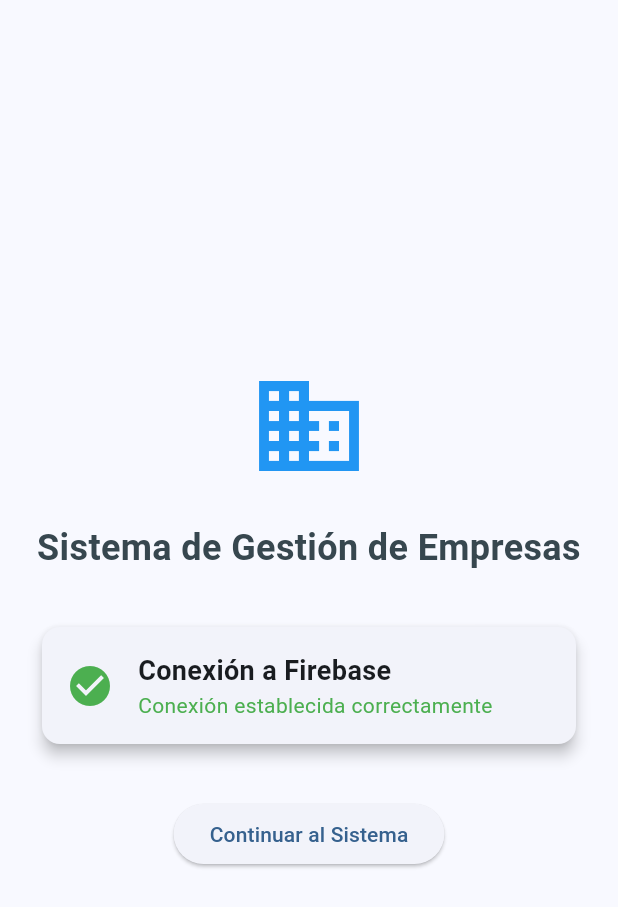
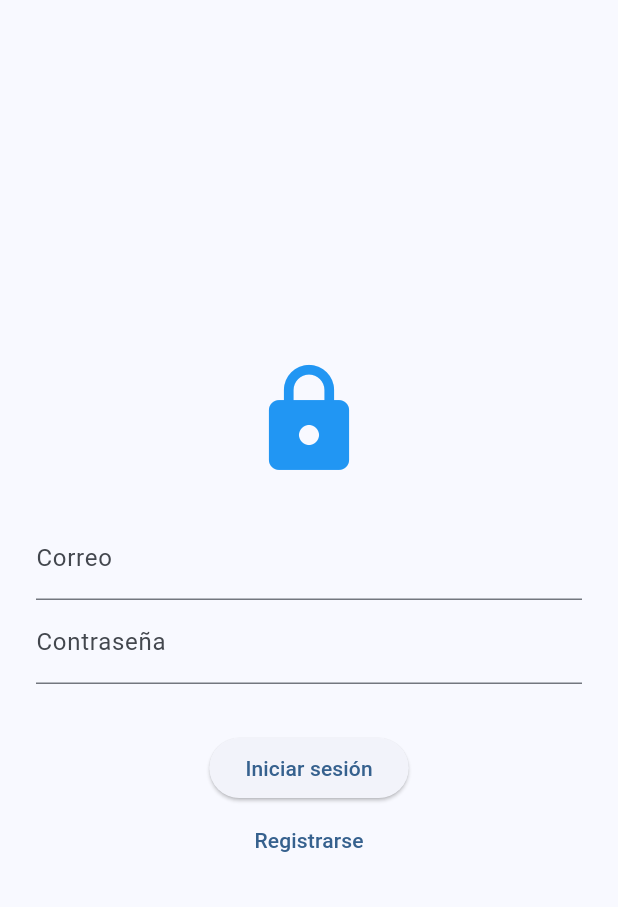
Before and after one commit to ElielAdolfo/telasInventario, a Flutter app: the screen it shows after launch, on a phone screen of 412 x 824 dp. Shown: the top 907 px of the screen. Run offline on Flutter 3.47's test engine with Material 3 defaults, Android fonts, the phone set to English and light mode, and no system bars; our stand-ins replace firebase_auth, firebase_core, firebase_database; accounts and stored records are empty.

Commit message:
no fucniona aun

```diff
--- /dev/null
+++ b/lib/auth_gate.dart
@@ -0,0 +1,19 @@
+import 'package:flutter/material.dart';
+import 'package:inventario/features/empresa/ui/empresa_list_screen.dart';
+import 'package:provider/provider.dart';
+import 'auth_manager.dart';
+import 'login_screen.dart';
+
+class AuthGate extends StatelessWidget {
+  const AuthGate({super.key});
+
+  @override
+  Widget build(BuildContext context) {
+    final auth = context.watch<AuthManager>();
+    if (auth.isLoggedIn) {
+      return const EmpresaListScreen();
+    } else {
+      return const LoginScreen();
+    }
+  }
+}
--- a/lib/config/firebase_config.dart
+++ b/lib/config/firebase_config.dart
@@ -3,11 +3,12 @@ import 'package:flutter/foundation.dart' show kIsWeb;
 import 'package:firebase_core/firebase_core.dart';
 
 class FirebaseDB {
-  static const String dbUrl = "https://inventario-de053-default-rtdb.firebaseio.com"; // 👈 tu URL de Firebase
+  static const String dbUrl =
+      "https://inventario-de053-default-rtdb.firebaseio.com"; // 👈 tu URL de Firebase
 
   static DatabaseReference ref(String path) {
     if (kIsWeb) {
-      return FirebaseDatabase(
+      return FirebaseDatabase.instanceFor(
         app: Firebase.app(),
         databaseURL: dbUrl,
       ).ref(path);
--- a/lib/features/empresa/services/empresa_service.dart
+++ b/lib/features/empresa/services/empresa_service.dart
@@ -1,3 +1,4 @@
+import 'package:firebase_core/firebase_core.dart';
 import 'package:firebase_database/firebase_database.dart';
 import 'package:inventario/features/empresa/models/empresa_model.dart';
 import 'package:flutter/foundation.dart' show kIsWeb;
@@ -8,8 +9,10 @@ class EmpresaService {
   EmpresaService() {
     // Para Web necesitamos especificar la URL completa
     if (kIsWeb) {
-      _dbRef = FirebaseDatabase(
-        databaseURL: 'https://inventario-de053-default-rtdb.firebaseio.com', // ✅ Tu URL de Firebase Realtime Database
+      _dbRef = FirebaseDatabase.instanceFor(
+        app: Firebase.app(), // Esto obtiene la app por defecto
+        databaseURL:
+            'https://inventario-de053-default-rtdb.firebaseio.com', // ✅ Tu URL de Firebase Realtime Database
       ).ref('companies');
     } else {
       _dbRef = FirebaseDatabase.instance.ref('companies');
@@ -30,10 +33,12 @@ class EmpresaService {
     if (snapshot.exists) {
       final empresas = <Empresa>[];
       for (var child in snapshot.children) {
-        empresas.add(Empresa.fromJson(
+        empresas.add(
+          Empresa.fromJson(
             Map<String, dynamic>.from(child.value as Map),
             child.key!,
-        ));
+          ),
+        );
       }
       return empresas;
     }
@@ -64,10 +69,12 @@ class EmpresaService {
       final empresas = <Empresa>[];
       if (event.snapshot.exists) {
         for (var child in event.snapshot.children) {
-          empresas.add(Empresa.fromJson(
+          empresas.add(
+            Empresa.fromJson(
               Map<String, dynamic>.from(child.value as Map),
               child.key!,
-          ));
+            ),
+          );
         }
       }
       return empresas;
@@ -80,10 +87,12 @@ class EmpresaService {
       final empresas = <Empresa>[];
       if (event.snapshot.exists) {
         for (var child in event.snapshot.children) {
-          empresas.add(Empresa.fromJson(
+          empresas.add(
+            Empresa.fromJson(
               Map<String, dynamic>.from(child.value as Map),
               child.key!,
-          ));
+            ),
+          );
         }
       }
       return empresas;
--- a/lib/features/empresa/services/movimiento_stock_service.dart
+++ b/lib/features/empresa/services/movimiento_stock_service.dart
@@ -1,5 +1,6 @@
 // lib/features/movimientos/services/movimiento_stock_service.dart
 
+import 'package:firebase_core/firebase_core.dart';
 import 'package:firebase_database/firebase_database.dart';
 import 'package:flutter/foundation.dart' show kIsWeb;
 import '../models/movimiento_stock_model.dart';
@@ -9,7 +10,8 @@ class MovimientoStockService {
 
   MovimientoStockService() {
     if (kIsWeb) {
-      _dbRef = FirebaseDatabase(
+      _dbRef = FirebaseDatabase.instanceFor(
+        app: Firebase.app(),
         databaseURL: 'https://inventario-de053-default-rtdb.firebaseio.com',
       ).ref('movimientos_stock');
     } else {
--- a/lib/features/empresa/services/producto_service.dart
+++ b/lib/features/empresa/services/producto_service.dart
@@ -1,4 +1,5 @@
 // lib/features/producto/services/producto_service.dart
+import 'package:firebase_core/firebase_core.dart';
 import 'package:firebase_database/firebase_database.dart';
 import '../models/producto_model.dart';
 import 'package:flutter/foundation.dart' show kIsWeb;
@@ -9,7 +10,8 @@ class ProductoService {
 
   ProductoService() {
     if (kIsWeb) {
-      _dbRef = FirebaseDatabase(
+      _dbRef = FirebaseDatabase.instanceFor(
+        app: Firebase.app(),
         databaseURL: 'https://inventario-de053-default-rtdb.firebaseio.com',
       ).ref('productos');
     } else {
--- a/lib/features/empresa/services/solicitud_traslado_service.dart
+++ b/lib/features/empresa/services/solicitud_traslado_service.dart
@@ -1,5 +1,6 @@
 // lib/features/solicitudes/services/solicitud_traslado_service.dart
 
+import 'package:firebase_core/firebase_core.dart';
 import 'package:firebase_database/firebase_database.dart';
 import 'package:flutter/foundation.dart' show kIsWeb;
 import '../models/solicitud_traslado_model.dart';
@@ -9,7 +10,8 @@ class SolicitudTrasladoService {
 
   SolicitudTrasladoService() {
     if (kIsWeb) {
-      _dbRef = FirebaseDatabase(
+      _dbRef = FirebaseDatabase.instanceFor(
+        app: Firebase.app(),
         databaseURL: 'https://inventario-de053-default-rtdb.firebaseio.com',
       ).ref('solicitudes_traslado');
     } else {
--- a/lib/features/empresa/services/stock_empresa_service.dart
+++ b/lib/features/empresa/services/stock_empresa_service.dart
@@ -1,5 +1,6 @@
 // lib/features/stock/services/stock_empresa_service.dart
 
+import 'package:firebase_core/firebase_core.dart';
 import 'package:firebase_database/firebase_database.dart';
 import 'package:flutter/foundation.dart' show kIsWeb;
 import '../models/stock_empresa_model.dart';
@@ -9,7 +10,8 @@ class StockEmpresaService {
 
   StockEmpresaService() {
     if (kIsWeb) {
-      _dbRef = FirebaseDatabase(
+      _dbRef = FirebaseDatabase.instanceFor(
+        app: Firebase.app(),
         databaseURL: 'https://inventario-de053-default-rtdb.firebaseio.com',
       ).ref('stock_empresa');
     } else {
--- a/lib/features/empresa/services/stock_lote_tienda_service.dart
+++ b/lib/features/empresa/services/stock_lote_tienda_service.dart
@@ -1,5 +1,6 @@
 // lib/features/empresa/services/stock_lote_tienda_service.dart
 
+import 'package:firebase_core/firebase_core.dart';
 import 'package:firebase_database/firebase_database.dart';
 import 'package:flutter/foundation.dart' show kIsWeb;
 import '../models/stock_lote_tienda_model.dart';
@@ -9,7 +10,8 @@ class StockLoteTiendaService {
 
   StockLoteTiendaService() {
     if (kIsWeb) {
-      _dbRef = FirebaseDatabase(
+      _dbRef = FirebaseDatabase.instanceFor(
+        app: Firebase.app(),
         databaseURL: 'https://inventario-de053-default-rtdb.firebaseio.com',
       ).ref('stock_lote_tienda');
     } else {
--- a/lib/features/empresa/services/stock_unidad_abierta_service.dart
+++ b/lib/features/empresa/services/stock_unidad_abierta_service.dart
@@ -1,5 +1,6 @@
 // lib/features/empresa/services/stock_unidad_abierta_service.dart
 
+import 'package:firebase_core/firebase_core.dart';
 import 'package:firebase_database/firebase_database.dart';
 import 'package:flutter/foundation.dart' show kIsWeb;
 import 'package:inventario/features/empresa/services/stock_lote_tienda_service.dart';
@@ -10,7 +11,8 @@ class StockUnidadAbiertaService {
 
   StockUnidadAbiertaService() {
     if (kIsWeb) {
-      _dbRef = FirebaseDatabase(
+      _dbRef = FirebaseDatabase.instanceFor(
+        app: Firebase.app(),
         databaseURL: 'https://inventario-de053-default-rtdb.firebaseio.com',
       ).ref('stock_unidad_abierta');
     } else {
--- a/lib/features/empresa/services/tipo_producto_service.dart
+++ b/lib/features/empresa/services/tipo_producto_service.dart
@@ -1,4 +1,5 @@
 // lib/features/producto/services/tipo_producto_service.dart
+import 'package:firebase_core/firebase_core.dart';
 import 'package:firebase_database/firebase_database.dart';
 import '../models/tipo_producto_model.dart';
 import 'package:flutter/foundation.dart' show kIsWeb;
@@ -8,7 +9,8 @@ class TipoProductoService {
 
   TipoProductoService() {
     if (kIsWeb) {
-      _dbRef = FirebaseDatabase(
+      _dbRef = FirebaseDatabase.instanceFor(
+        app: Firebase.app(),
         databaseURL: 'https://inventario-de053-default-rtdb.firebaseio.com',
       ).ref('tipos_producto');
     } else {
--- a/lib/features/empresa/services/unidad_medida_service.dart
+++ b/lib/features/empresa/services/unidad_medida_service.dart
@@ -1,4 +1,5 @@
 // lib/features/producto/services/unidad_medida_service.dart
+import 'package:firebase_core/firebase_core.dart';
 import 'package:firebase_database/firebase_database.dart';
 import 'package:flutter/foundation.dart' show kIsWeb;
 import '../models/unidad_medida_model.dart';
@@ -9,7 +10,8 @@ class UnidadMedidaService {
   UnidadMedidaService() {
     // ✅ Para Web necesitamos especificar la URL completa
     if (kIsWeb) {
-      _dbRef = FirebaseDatabase(
+      _dbRef = FirebaseDatabase.instanceFor(
+        app: Firebase.app(),
         databaseURL:
             'https://inventario-de053-default-rtdb.firebaseio.com', // Tu URL de Firebase Realtime Database
       ).ref('unidades_medida');
--- a/lib/features/empresa/services/venta_service.dart
+++ b/lib/features/empresa/services/venta_service.dart
@@ -1,5 +1,6 @@
 // lib/features/empresa/services/venta_service.dart
 
+import 'package:firebase_core/firebase_core.dart';
 import 'package:firebase_database/firebase_database.dart';
 import 'package:flutter/foundation.dart' show kIsWeb;
 import '../models/venta_model.dart';
@@ -9,7 +10,8 @@ class VentaService {
 
   VentaService() {
     if (kIsWeb) {
-      _dbRef = FirebaseDatabase(
+      _dbRef = FirebaseDatabase.instanceFor(
+        app: Firebase.app(),
         databaseURL: 'https://inventario-de053-default-rtdb.firebaseio.com',
       ).ref('ventas');
     } else {
--- /dev/null
+++ b/lib/login_screen.dart
@@ -0,0 +1,69 @@
+import 'package:flutter/material.dart';
+import 'package:inventario/auth_manager.dart';
+import 'package:provider/provider.dart';
+
+class LoginScreen extends StatefulWidget {
+  const LoginScreen({super.key});
+
+  @override
+  State<LoginScreen> createState() => _LoginScreenState();
+}
+
+class _LoginScreenState extends State<LoginScreen> {
+  final _emailController = TextEditingController();
+  final _passwordController = TextEditingController();
+
+  @override
+  Widget build(BuildContext context) {
+    final auth = context.watch<AuthManager>();
+
+    return Scaffold(
+      body: SafeArea(
+        child: Padding(
+          padding: const EdgeInsets.all(24.0),
+          child: Column(
+            mainAxisAlignment: MainAxisAlignment.center,
+            children: [
+              const Icon(Icons.lock, size: 80, color: Colors.blue),
+              const SizedBox(height: 24),
+              TextField(
+                controller: _emailController,
+                decoration: const InputDecoration(labelText: 'Correo'),
+              ),
+              TextField(
+                controller: _passwordController,
+                decoration: const InputDecoration(labelText: 'Contraseña'),
+                obscureText: true,
+              ),
+              const SizedBox(height: 16),
+              if (auth.errorMessage != null)
+                Text(
+                  auth.errorMessage!,
+                  style: const TextStyle(color: Colors.red),
+                ),
+              const SizedBox(height: 16),
+              ElevatedButton(
+                onPressed: () async {
+                  await auth.signIn(
+                    _emailController.text,
+                    _passwordController.text,
+                  );
+                },
+                child: const Text('Iniciar sesión'),
+              ),
+              TextButton(
+                onPressed: () async {
+                  await auth.register(
+                    _emailController.text,
+                    _passwordController.text,
+                  );
+                },
+                child: const Text('Registrarse'),
+              ),
+            ],
+          ),
+        ),
+      ),
+    );
+  }
+}
--- a/lib/main.dart
+++ b/lib/main.dart
@@ -1,5 +1,7 @@
 import 'package:flutter/material.dart';
 import 'package:firebase_core/firebase_core.dart';
+import 'package:inventario/auth_gate.dart';
+import 'package:inventario/auth_manager.dart';
 import 'package:inventario/features/empresa/logic/carrito_manager.dart';
 import 'package:inventario/features/empresa/logic/color_manager.dart';
 import 'package:inventario/features/empresa/logic/movimiento_stock_manager.dart';
@@ -30,6 +32,7 @@ class MyApp extends StatelessWidget {
   Widget build(BuildContext context) {
     return MultiProvider(
       providers: [
+        ChangeNotifierProvider(create: (_) => AuthManager()),
         ChangeNotifierProvider(create: (_) => EmpresaManager()),
         ChangeNotifierProvider(create: (_) => TiendaManager()),
         ChangeNotifierProvider(create: (_) => TipoProductoManager()),
@@ -55,7 +58,7 @@ class MyApp extends StatelessWidget {
             ),
           ),
         ),
-        home: const FirebaseConnectionScreen(),
+        home: const AuthGate(),
       ),
     );
   }
--- a/pubspec.yaml
+++ b/pubspec.yaml
@@ -30,13 +30,15 @@ environment:
 dependencies:
   flutter:
     sdk: flutter
-  firebase_core: ^2.24.0
-  firebase_database: ^10.3.1
+  firebase_core: ^4.1.1
+  firebase_database: ^12.0.2
   provider: ^6.1.5
 
   # The following adds the Cupertino Icons font to your application.
   # Use with the CupertinoIcons class for iOS style icons.
   cupertino_icons: ^1.0.8
+  firebase_auth: ^6.1.0
+  firebase_auth_web: ^6.0.3
 
 dev_dependencies:
   flutter_test:
```
Also changed, not shown: lib/auth_manager.dart (added, +50 -0 lines), lib/features/empresa/services/color_service.dart (+8 -8 lines), lib/features/empresa/services/stock_tienda_service.dart (+5 -2 lines), pubspec.lock, 3 other files. Lines whose indentation alone changed are shown as unchanged.
